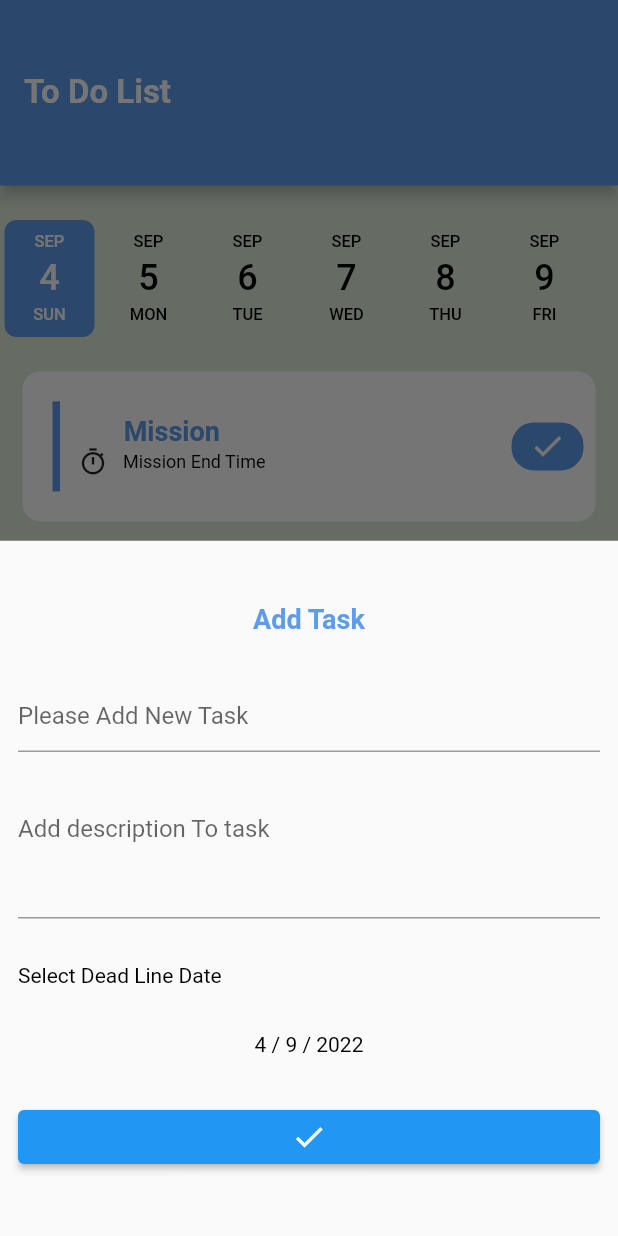
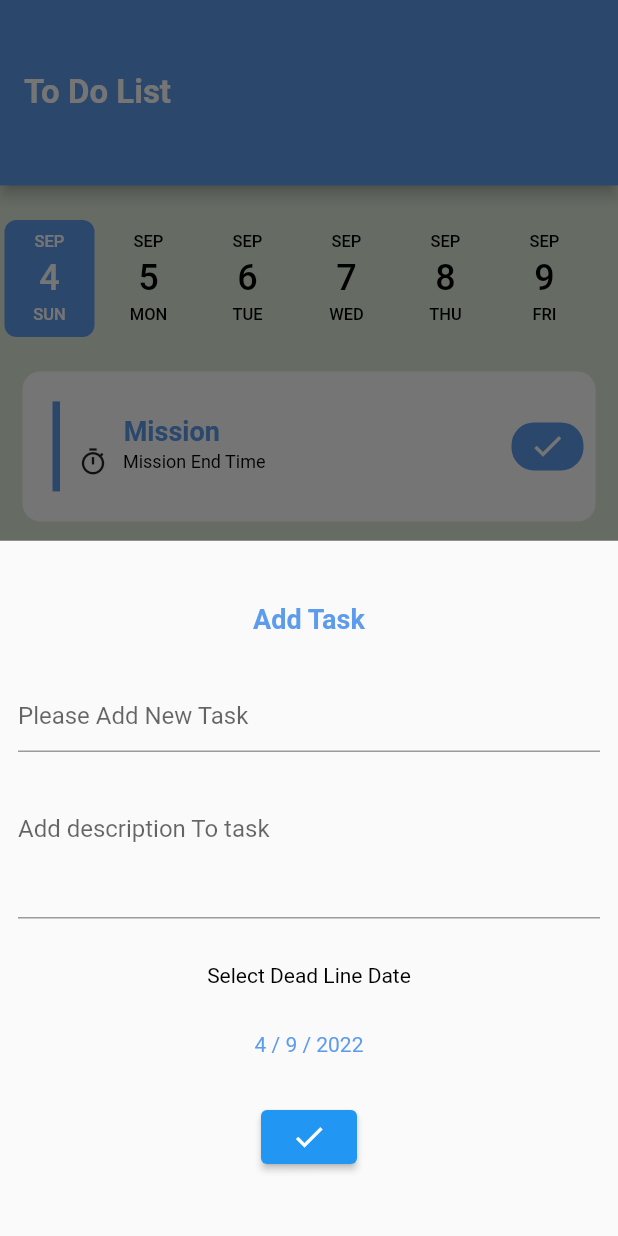
Before and after one commit to bassemMohamed-h/todos_app, a Flutter app: the screen it shows after launch, after a tap on the "add" icon, on a phone screen of 412 x 824 dp. Run offline on Flutter 3.47's test engine with Material 2 defaults, Android fonts, the phone set to English and light mode, and no system bars; drawn by our look-alikes of date_picker_timeline; Roboto replaces fonts that are missing (Arial, Poppins).

Commit message:
prepared controller provider with { set select current date function is working well created map<selected date , list<todos>> to store todos set todos function is ready to test } next step{ add todos into map<list<todo>> by selected date }

```diff
--- a/lib/main.dart
+++ b/lib/main.dart
@@ -1,4 +1,6 @@
 import 'package:flutter/material.dart';
+import 'package:provider/provider.dart';
+import 'package:todos_app/providers/todoControllerProvider.dart';
 import 'package:todos_app/theme/appTheme.dart';
 
 import 'home.dart';
@@ -8,20 +10,20 @@ void main() {
 }
 
 class MyApp extends StatelessWidget {
+  const MyApp({Key? key}) : super(key: key);
 
   // This widget is the root of your application.
   @override
   Widget build(BuildContext context) {
-    return MaterialApp(
-      title: 'Todos App',
-      debugShowCheckedModeBanner: false,
-      theme: AppTheme.lightTheme,
-      darkTheme: AppTheme.lightTheme,
-      themeMode: ThemeMode.light,
-      routes: {
-        Home.routeName : (context)=> Home(),
-      },
-      initialRoute: Home.routeName,
+    return ChangeNotifierProvider(
+      create: (_) => TodoControllerProvider(),
+      child: MaterialApp(
+        title: 'Flutter Demo',
+        theme: AppTheme.lightTheme,
+        themeMode: ThemeMode.light,
+        routes: {Home.routeName: (_) => Home()},
+        initialRoute: Home.routeName,
+      ),
     );
   }
 }
--- a/lib/model/todoModel.dart
+++ b/lib/model/todoModel.dart
@@ -1,7 +1,6 @@
 class TodoModel{
   String taskName;
   String taskDescription;
-  DateTime stratDate;
   DateTime endDate;
   bool checkDone = false;
 
@@ -9,7 +8,6 @@ class TodoModel{
       {
         required this.taskName,
         required this.taskDescription,
-        required this.stratDate,
         required this.endDate,
         this.checkDone = false}
       );
--- a/lib/screens/TodosScreen.dart
+++ b/lib/screens/TodosScreen.dart
@@ -1,19 +1,23 @@
 import 'package:flutter/material.dart';
+import 'package:provider/provider.dart';
 
+import '../providers/todoControllerProvider.dart';
 import '../smallWidgets/todoMission.dart';
 import 'package:date_picker_timeline/date_picker_timeline.dart';
 
 
 class TodosScreen extends StatefulWidget {
-  static DateTime selectedDate = DateTime.now();
 
   @override
   State<TodosScreen> createState() => _TodosScreenState();
 }
 
 class _TodosScreenState extends State<TodosScreen> {
+  late TodoControllerProvider todoControllerProvider;
+
   @override
   Widget build(BuildContext context) {
+    todoControllerProvider = Provider.of(context);
     return Column(
       children: [
         const SizedBox(height: 20),
@@ -22,13 +26,11 @@ class _TodosScreenState extends State<TodosScreen> {
           child: DatePicker(
             DateTime.now(),
             initialSelectedDate: DateTime.now(),
-            selectionColor:Theme.of(context).primaryColor,
+            selectionColor: Theme.of(context).primaryColor,
             selectedTextColor: Colors.white,
             onDateChange: (date) {
               // New date selected
-              TodosScreen.selectedDate = date;
-
-              setState(() {});
+              todoControllerProvider.setSelectedDate(date);
             },
           ),
         ),
@@ -36,8 +38,7 @@ class _TodosScreenState extends State<TodosScreen> {
         Expanded(
             child: ListView.builder(
                 itemCount: 2,
-                itemBuilder: (context, index) => TodoMission()
-            )
+                itemBuilder: (context, index) => TodoMission(index: index))
         ),
       ],
     );
--- a/lib/smallWidgets/addNewTodo.dart
+++ b/lib/smallWidgets/addNewTodo.dart
@@ -1,7 +1,8 @@
 import 'package:flutter/material.dart';
+import 'package:provider/provider.dart';
 
 import '../model/todoModel.dart';
-import '../screens/TodosScreen.dart';
+import '../providers/todoControllerProvider.dart';
 
 class AddNewTodo extends StatefulWidget {
   @override
@@ -9,26 +10,31 @@ class AddNewTodo extends StatefulWidget {
 }
 
 class _AddNewTodoState extends State<AddNewTodo> {
+  late TodoControllerProvider todoControllerProvider;
   String taskName = '';
   String taskDescription = '';
-  DateTime startDate = TodosScreen.selectedDate;
-  DateTime endDate = TodosScreen.selectedDate;
+  DateTime endDate = DateTime(2010);
   List<TodoModel> todosOfDay = [];
   final _formKey = GlobalKey<FormState>();
 
   @override
   Widget build(BuildContext context) {
+    todoControllerProvider = Provider.of(context);
+    if (endDate == DateTime(2010)) {
+      endDate = todoControllerProvider.selectedDate;
+    }
     return Container(
       margin: const EdgeInsets.all(12),
       child: Form(
         key: _formKey,
         child: Column(
-          crossAxisAlignment: CrossAxisAlignment.stretch,
           mainAxisAlignment: MainAxisAlignment.spaceEvenly,
           children: [
-            Text('Add Task',style: Theme.of(context).textTheme.displayLarge,textAlign: TextAlign.center),
+            Text('Add Task',
+                style: Theme.of(context).textTheme.displayLarge,
+                textAlign: TextAlign.center),
             TextFormField(
-              validator: (text){
+              validator: (text) {
                 if(text==null || text.isEmpty){
                   return 'please enter title for task';
                 }else{return null;}
@@ -36,7 +42,7 @@ class _AddNewTodoState extends State<AddNewTodo> {
               decoration: const InputDecoration(
                 hintText: 'Please Add New Task',
               ),
-             onChanged: (task){taskName = task;},
+              onChanged: (task){taskName = task;},
             ),
             TextFormField(
               validator: (text){
@@ -52,24 +58,31 @@ class _AddNewTodoState extends State<AddNewTodo> {
             ),
             Text('Select Dead Line Date',style: Theme.of(context).textTheme.displayMedium,textAlign: TextAlign.left),
             InkWell(
+                hoverColor: Colors.transparent,
                 onTap: () async {
                   /// Open Calendar
                   endDate = (await showDatePicker(
-                      context: context,
-                      initialDate: endDate,
-                      firstDate: startDate,
-                      lastDate:DateTime(2023,12,31),
-                  ))??endDate;
-                  setState((){});
+                        context: context,
+                        currentDate: todoControllerProvider.selectedDate,
+                        initialDate: endDate,
+                        firstDate: todoControllerProvider.selectedDate,
+                        lastDate: DateTime(2023, 12, 31),
+                      )) ??
+                      endDate;
+                  setState(() {});
                 },
                 child: Text(
                     '${endDate.day} / ${endDate.month} / ${endDate.year}',
-                    style: Theme.of(context).textTheme.displayMedium,textAlign: TextAlign.center)
-            ),
+                    style: TextStyle(
+                        fontWeight: FontWeight.normal,
+                        fontFamily: 'Arial',
+                        fontSize: 14,
+                        color: Theme.of(context).primaryColor),
+                    textAlign: TextAlign.center)),
             ElevatedButton(
                 onPressed: (){
                   saveTodo();
-                  },
+                },
                 child: const Icon(Icons.check))
 
           ],
@@ -80,7 +93,7 @@ class _AddNewTodoState extends State<AddNewTodo> {
 
   void saveTodo() {
     if(!_formKey.currentState!.validate()) return;
+
     /// todo save todo to locale storage
-
   }
 }
--- a/lib/smallWidgets/todoMission.dart
+++ b/lib/smallWidgets/todoMission.dart
@@ -1,11 +1,14 @@
 import 'package:flutter/material.dart';
 
 class TodoMission extends StatelessWidget {
+  int index;
+
+  TodoMission({required this.index});
 
   @override
   Widget build(BuildContext context) {
     return Container(
-      margin: const EdgeInsets.fromLTRB(15,0,15,20),
+      margin: const EdgeInsets.fromLTRB(15, 0, 15, 20),
       decoration: BoxDecoration(
         borderRadius: BorderRadius.circular(12),
         color: Colors.white,
@@ -33,11 +36,11 @@ class TodoMission extends StatelessWidget {
           ),
           const Spacer(),
           Container(
-            padding: const EdgeInsets.symmetric(vertical: 4,horizontal: 12),
-            decoration: BoxDecoration(
-              color: Theme.of(context).primaryColor,
-              borderRadius: BorderRadius.circular(15)
-            ),
+              padding: const EdgeInsets.symmetric(vertical: 4,horizontal: 12),
+              decoration: BoxDecoration(
+                  color: Theme.of(context).primaryColor,
+                  borderRadius: BorderRadius.circular(15)
+              ),
               child: const Icon(Icons.check,color: Colors.white,))
         ],
       ),
--- a/pubspec.yaml
+++ b/pubspec.yaml
@@ -31,6 +31,8 @@ dependencies:
     sdk: flutter
   date_picker_timeline: ^1.2.3
   table_calendar: ^3.0.6
+  provider: ^6.0.3
+
 
   # The following adds the Cupertino Icons font to your application.
   # Use with the CupertinoIcons class for iOS style icons.
```
Also changed, not shown: lib/providers/todoControllerProvider.dart (added, +24 -0 lines), pubspec.lock.
